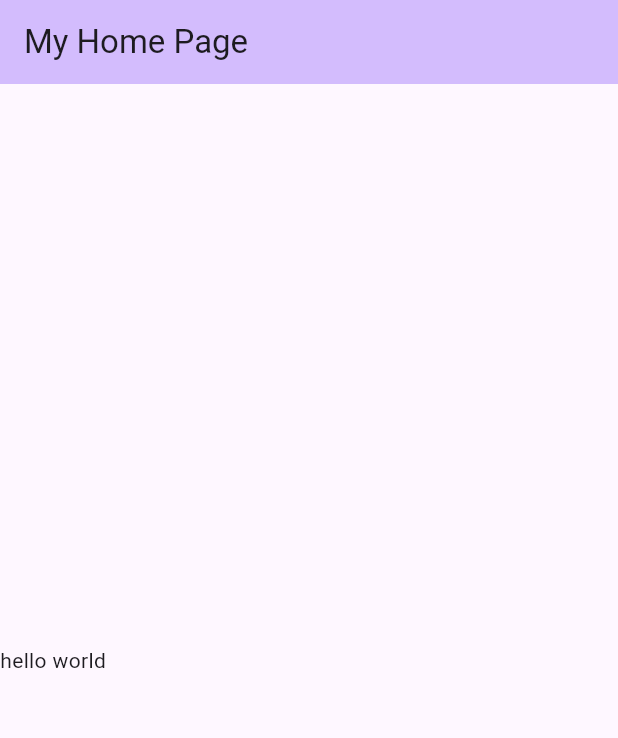
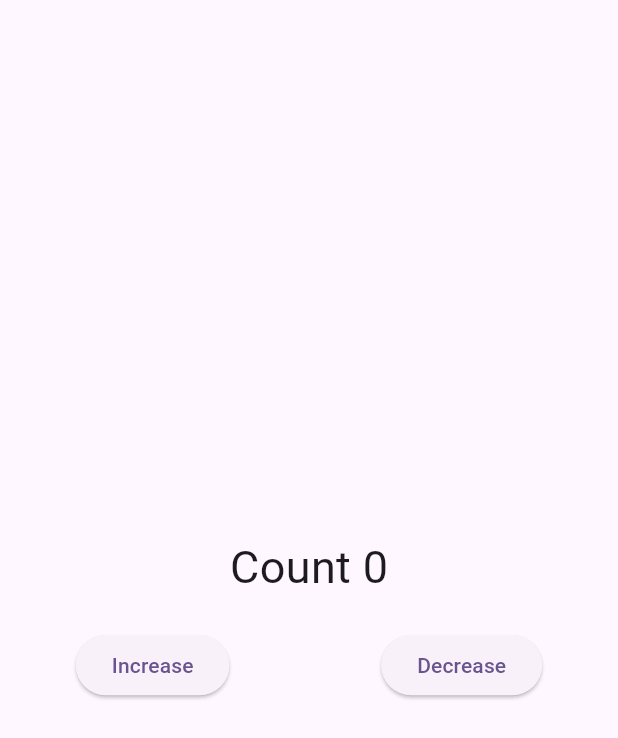
Before and after one commit to tuan0342/bloc-flutter, a Flutter app: the screen it shows after launch, on a phone screen of 412 x 824 dp. Shown: the top 738 px of the screen. Run offline on Flutter 3.47's test engine with Material 3 defaults, Android fonts, the phone set to English and light mode, and no system bars; our stand-ins replace flutter_bloc.

Commit message:
project bloc

```diff
--- a/lib/main.dart
+++ b/lib/main.dart
@@ -1,4 +1,4 @@
-import 'package:bloc_app/my_home_page.dart';
+import 'package:bloc_app/view/counter_bloc/counter_page.dart';
 import 'package:flutter/material.dart';
 
 void main() {
@@ -16,7 +16,7 @@ class MyApp extends StatelessWidget {
         colorScheme: ColorScheme.fromSeed(seedColor: Colors.deepPurple),
         useMaterial3: true,
       ),
-      home: const MyHomePage(),
+      home: const CounterPage(),
     );
   }
 }
--- a/lib/my_home_page.dart
+++ /dev/null
@@ -1,28 +0,0 @@
-import 'package:flutter/material.dart';
-
-class MyHomePage extends StatefulWidget {
-  const MyHomePage({super.key});
-
-  @override
-  State<MyHomePage> createState() => _MyHomePageState();
-}
-
-class _MyHomePageState extends State<MyHomePage> {
-  @override
-  Widget build(BuildContext context) {
-    return Scaffold(
-      appBar: AppBar(
-        backgroundColor: Theme.of(context).colorScheme.inversePrimary,
-        title: const Text('My Home Page'),
-      ),
-      body: SafeArea(
-        child: Column(
-          mainAxisAlignment: MainAxisAlignment.center,
-          children: [
-            Text('hello world'),
-          ],
-        ),
-      ),
-    );
-  }
-}
--- a/lib/ss1.dart
+++ /dev/null
@@ -1 +0,0 @@
-main() {}
--- /dev/null
+++ b/lib/view/counter_bloc/counter_page.dart
@@ -0,0 +1,60 @@
+import 'package:bloc_app/widget/counter_bloc/counter_bloc.dart';
+import 'package:bloc_app/widget/counter_bloc/counter_event.dart';
+import 'package:bloc_app/widget/counter_bloc/counter_provider.dart';
+import 'package:flutter/material.dart';
+import 'package:flutter_bloc/flutter_bloc.dart';
+
+class CounterPage extends StatefulWidget {
+  const CounterPage({super.key});
+
+  @override
+  State<CounterPage> createState() => _CounterPageState();
+}
+
+class _CounterPageState extends State<CounterPage> {
+  final TextStyle _textStyle = const TextStyle(fontSize: 30);
+
+  @override
+  Widget build(BuildContext context) {
+    return CounterProvider(
+      child: Scaffold(
+        body: BlocBuilder<CounterBloc, int>(builder: ((context, state) {
+          return Column(
+            mainAxisAlignment: MainAxisAlignment.center,
+            children: [
+              Text(
+                'Count $state', // state is data from BlocBuilder, BlocBuilder need 'bloc' (CounterBloc)
+                style: _textStyle,
+              ),
+              const SizedBox(
+                height: 20,
+              ),
+              Row(
+                mainAxisAlignment: MainAxisAlignment.spaceAround,
+                children: [
+                  _customButton(() => _increase(context), 'Increase'),
+                  _customButton(() => _decrease(context), 'Decrease'),
+                ],
+              )
+            ],
+          );
+        })),
+      ),
+    );
+  }
+
+  _increase(BuildContext context) {
+    context.read<CounterBloc>().add(IncreaseEvent());
+  }
+
+  _decrease(BuildContext context) {
+    context.read<CounterBloc>().add(DecreaseEvent());
+  }
+
+  Widget _customButton(Function() onPressed, String text) {
+    return ElevatedButton(
+      onPressed: onPressed,
+      child: Text(text),
+    );
+  }
+}
--- /dev/null
+++ b/lib/widget/counter_bloc/counter_bloc.dart
@@ -0,0 +1,17 @@
+import 'package:bloc_app/widget/counter_bloc/counter_event.dart';
+import 'package:flutter_bloc/flutter_bloc.dart';
+
+class CounterBloc extends Bloc<CounterEvent, int> {
+  CounterBloc() : super(0) {
+    on<IncreaseEvent>((event, emit) => _increase(emit));
+    on<DecreaseEvent>((event, emit) => _decrease(emit));
+  }
+
+  _increase(Emitter emit) {
+    emit(state + 1);
+  }
+
+  _decrease(Emitter emit) {
+    emit(state - 1);
+  }
+}
--- /dev/null
+++ b/lib/widget/counter_bloc/counter_event.dart
@@ -0,0 +1,5 @@
+abstract class CounterEvent {}
+
+class IncreaseEvent extends CounterEvent {}
+
+class DecreaseEvent extends CounterEvent {}
--- /dev/null
+++ b/lib/widget/counter_bloc/counter_provider.dart
@@ -0,0 +1,17 @@
+import 'package:bloc_app/widget/counter_bloc/counter_bloc.dart';
+import 'package:flutter/material.dart';
+import 'package:flutter_bloc/flutter_bloc.dart';
+
+class CounterProvider extends StatelessWidget {
+  final Widget child;
+  const CounterProvider({super.key, required this.child});
+
+  @override
+  Widget build(BuildContext context) {
+    return BlocProvider<CounterBloc>(
+      // CounterProvider tạo ra 1 instance của CounterBloc và 'thằng cha' của nó sẽ sử dụng được cái Bloc này
+      create: (BuildContext context) => CounterBloc(),
+      child: child,
+    );
+  }
+}
--- a/pubspec.yaml
+++ b/pubspec.yaml
@@ -35,6 +35,7 @@ dependencies:
   # The following adds the Cupertino Icons font to your application.
   # Use with the CupertinoIcons class for iOS style icons.
   cupertino_icons: ^1.0.2
+  flutter_bloc: ^8.1.4
 
 dev_dependencies:
   flutter_test:
```
Also changed, not shown: lib/logic/dependency_injection.dart (deleted, +0 -28 lines), lib/logic/traditional.dart (deleted, +0 -27 lines), pubspec.lock.
